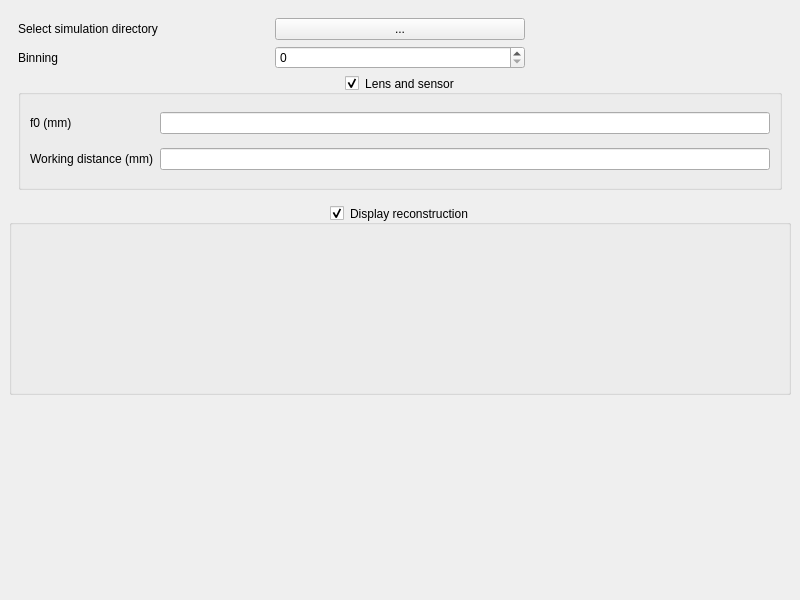
CCaredda/White-Monte-Carlo, file Process_WMC_reconstruction/ui/mainwindow.ui: the form before one commit.
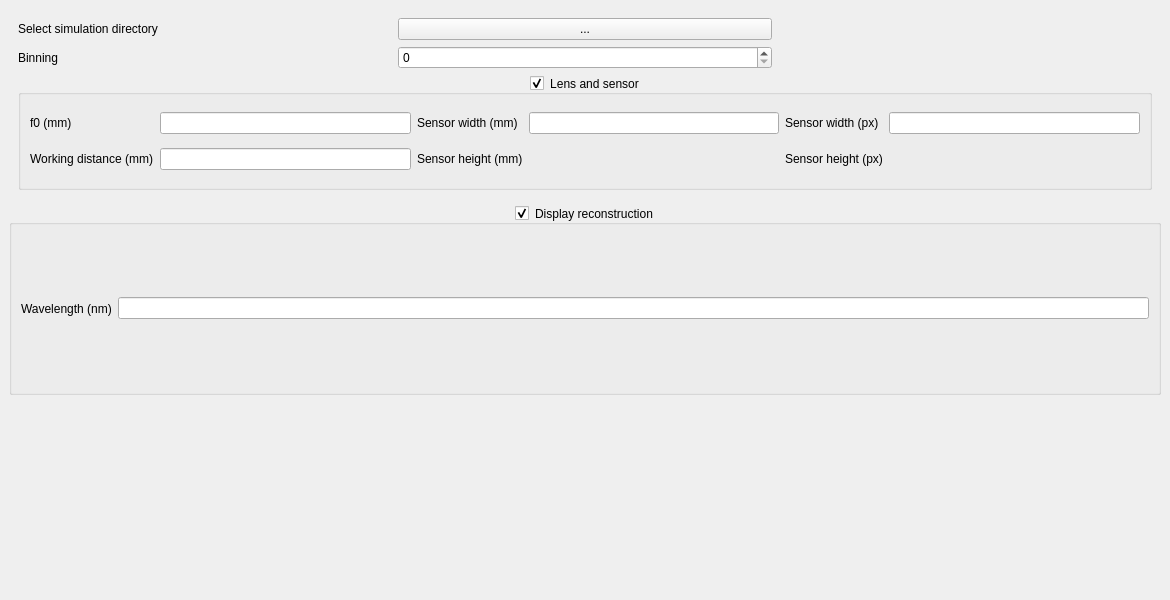
The form after the commit.

```diff
--- a/Process_WMC_reconstruction/ui/mainwindow.ui
+++ b/Process_WMC_reconstruction/ui/mainwindow.ui
@@ -6,7 +6,7 @@
    <rect>
     <x>0</x>
     <y>0</y>
-    <width>800</width>
+    <width>1170</width>
     <height>600</height>
    </rect>
   </property>
@@ -76,16 +76,15 @@
           <bool>true</bool>
          </property>
          <layout class="QGridLayout" name="gridLayout_3">
-          <item row="1" column="0">
-           <widget class="QLabel" name="label_4">
-            <property name="text">
-             <string>Working distance (mm)</string>
-            </property>
-           </widget>
+          <item row="0" column="3">
+           <widget class="QLineEdit" name="_sensor_width_mm"/>
           </item>
           <item row="1" column="1">
            <widget class="QLineEdit" name="_working_distance"/>
           </item>
+          <item row="0" column="1">
+           <widget class="QLineEdit" name="_f0"/>
+          </item>
           <item row="0" column="0">
            <widget class="QLabel" name="label_3">
             <property name="text">
@@ -93,8 +92,57 @@
             </property>
            </widget>
           </item>
-          <item row="0" column="1">
-           <widget class="QLineEdit" name="_f0"/>
+          <item row="1" column="0">
+           <widget class="QLabel" name="label_4">
+            <property name="text">
+             <string>Working distance (mm)</string>
+            </property>
+           </widget>
+          </item>
+          <item row="0" column="5">
+           <widget class="QLineEdit" name="_sensor_width_px"/>
+          </item>
+          <item row="0" column="2">
+           <widget class="QLabel" name="label_6">
+            <property name="text">
+             <string>Sensor width (mm)</string>
+            </property>
+           </widget>
+          </item>
+          <item row="0" column="4">
+           <widget class="QLabel" name="label_7">
+            <property name="text">
+             <string>Sensor width (px)</string>
+            </property>
+           </widget>
+          </item>
+          <item row="1" column="2">
+           <widget class="QLabel" name="label_8">
+            <property name="text">
+             <string>Sensor height (mm)</string>
+            </property>
+           </widget>
+          </item>
+          <item row="1" column="3">
+           <widget class="QLabel" name="_sensor_height_mm">
+            <property name="text">
+             <string/>
+            </property>
+           </widget>
+          </item>
+          <item row="1" column="4">
+           <widget class="QLabel" name="label_10">
+            <property name="text">
+             <string>Sensor height (px)</string>
+            </property>
+           </widget>
+          </item>
+          <item row="1" column="5">
+           <widget class="QLabel" name="_sensor_height_px">
+            <property name="text">
+             <string/>
+            </property>
+           </widget>
           </item>
          </layout>
         </widget>
@@ -113,7 +161,18 @@
       <property name="checkable">
        <bool>true</bool>
       </property>
-      <layout class="QHBoxLayout" name="horizontalLayout"/>
+      <layout class="QHBoxLayout" name="horizontalLayout">
+       <item>
+        <widget class="QLabel" name="label_5">
+         <property name="text">
+          <string>Wavelength (nm)</string>
+         </property>
+        </widget>
+       </item>
+       <item>
+        <widget class="QLineEdit" name="_wavelength"/>
+       </item>
+      </layout>
      </widget>
     </item>
    </layout>
```
